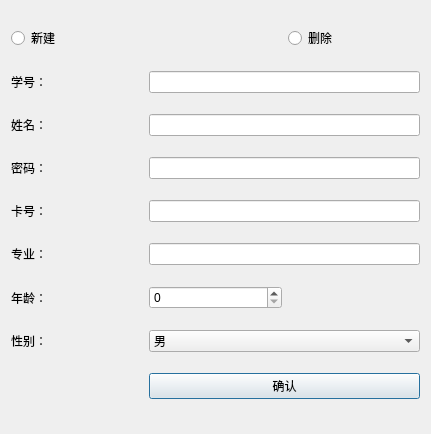
Above: userchangedialog.ui from luoboQAQ/ChargeManager before the change. Below: the same form after it.
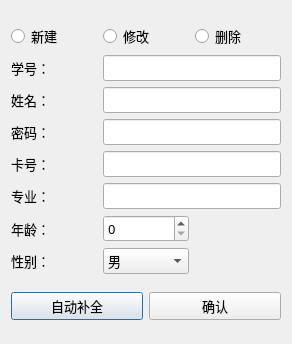
That is the form after the change.

Commit message: 🐛 修复管理员查询里的BUG 💄 重绘学生管理界面

```diff
--- a/userchangedialog.ui
+++ b/userchangedialog.ui
@@ -6,16 +6,24 @@
    <rect>
     <x>0</x>
     <y>0</y>
-    <width>431</width>
-    <height>434</height>
+    <width>292</width>
+    <height>344</height>
    </rect>
   </property>
+  <property name="font">
+   <font>
+    <family>微软雅黑</family>
+    <pointsize>10</pointsize>
+   </font>
+  </property>
   <property name="windowTitle">
    <string>Dialog</string>
   </property>
+  <layout class="QVBoxLayout" name="verticalLayout">
+   <item>
   <layout class="QGridLayout" name="gridLayout">
-   <item row="0" column="0" colspan="2">
-    <widget class="QRadioButton" name="radioButton">
+     <item row="0" column="0">
+      <widget class="QRadioButton" name="m_addRBtn">
      <property name="text">
       <string>新建</string>
      </property>
@@ -85,9 +93,6 @@
      </property>
     </widget>
    </item>
-   <item row="6" column="1">
-    <widget class="QSpinBox" name="spinBox"/>
-   </item>
    <item row="7" column="0">
     <widget class="QLabel" name="label_7">
      <property name="text">
@@ -95,8 +100,8 @@
      </property>
     </widget>
    </item>
-   <item row="7" column="1" colspan="2">
-    <widget class="QComboBox" name="comboBox">
+     <item row="7" column="1">
+      <widget class="QComboBox" name="m_CBox">
      <item>
       <property name="text">
        <string>男</string>
@@ -109,12 +114,35 @@
      </item>
     </widget>
    </item>
-   <item row="8" column="1" colspan="2">
-    <widget class="QPushButton" name="pushButton">
+     <item row="6" column="1">
+      <widget class="QSpinBox" name="m_SBox"/>
+     </item>
+     <item row="0" column="1">
+      <widget class="QRadioButton" name="radioButton">
+       <property name="text">
+        <string>修改</string>
+       </property>
+      </widget>
+     </item>
+    </layout>
+   </item>
+   <item>
+    <layout class="QGridLayout" name="gridLayout_2">
+     <item row="0" column="0">
+      <widget class="QPushButton" name="m_autoBtn">
+       <property name="text">
+        <string>自动补全</string>
+       </property>
+      </widget>
+     </item>
+     <item row="0" column="1">
+      <widget class="QPushButton" name="m_yesBtn">
      <property name="text">
       <string>确认</string>
      </property>
     </widget>
+     </item>
+    </layout>
    </item>
   </layout>
  </widget>
```
Left out of the diff: 14 changed lines with no effect on the pictures. Lines whose indentation alone changed are shown as unchanged. The commit also changes 3 other files.
